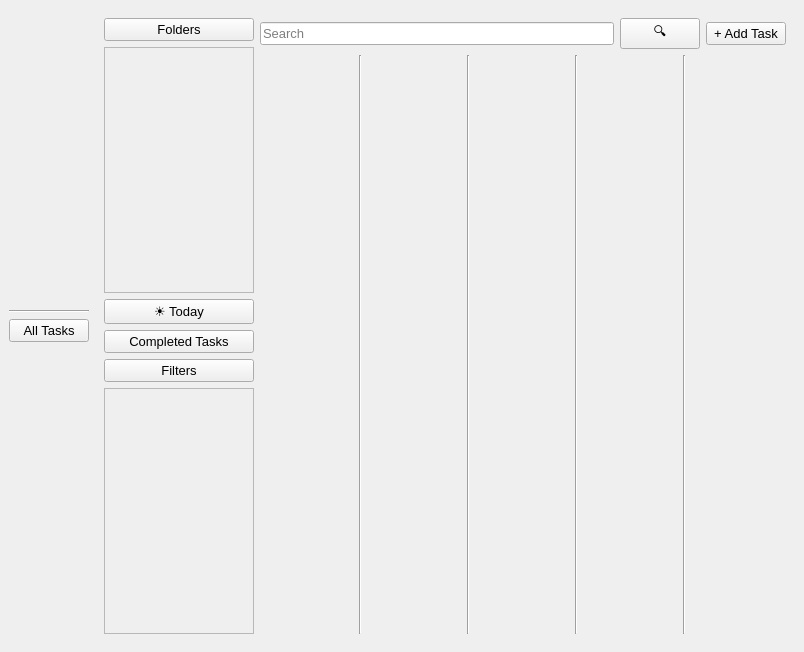
First picture: the form in GUI/Mainwindow.ui, repository Brian-Jane/csProject, before the edit.
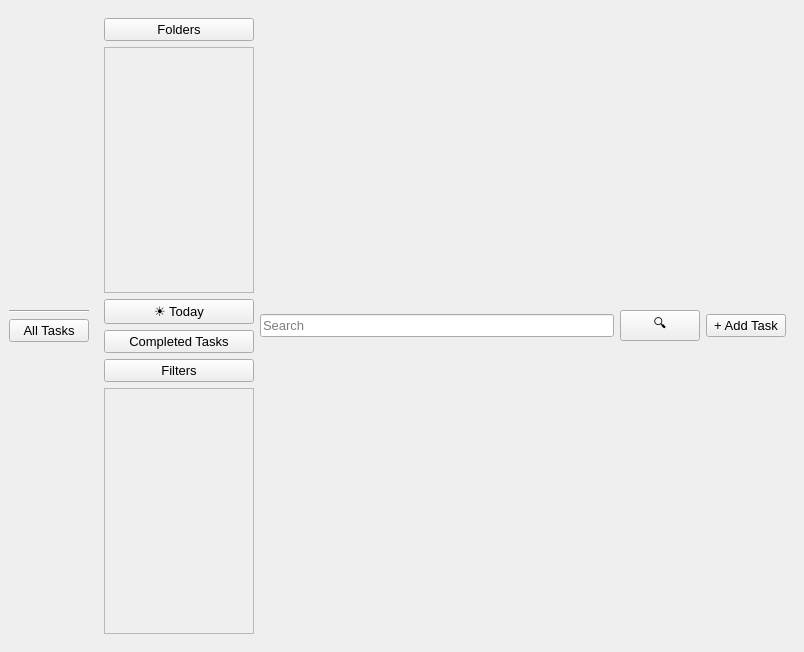
Second picture: the form after the edit.

Patch:
```diff
--- a/GUI/Mainwindow.ui
+++ b/GUI/Mainwindow.ui
@@ -237,56 +237,7 @@
            </layout>
           </item>
           <item>
-           <layout class="QGridLayout" name="AllTasks_GridLayout">
-            <item row="0" column="3">
-             <widget class="Line" name="line_4">
-              <property name="font">
-               <font>
-                <pointsize>10</pointsize>
-               </font>
-              </property>
-              <property name="orientation">
-               <enum>Qt::Vertical</enum>
-              </property>
-             </widget>
-            </item>
-            <item row="0" column="0">
-             <widget class="Line" name="line">
-              <property name="font">
-               <font>
-                <pointsize>10</pointsize>
-               </font>
-              </property>
-              <property name="orientation">
-               <enum>Qt::Vertical</enum>
-              </property>
-             </widget>
-            </item>
-            <item row="0" column="1">
-             <widget class="Line" name="line_2">
-              <property name="font">
-               <font>
-                <pointsize>10</pointsize>
-               </font>
-              </property>
-              <property name="orientation">
-               <enum>Qt::Vertical</enum>
-              </property>
-             </widget>
-            </item>
-            <item row="0" column="2">
-             <widget class="Line" name="line_3">
-              <property name="font">
-               <font>
-                <pointsize>10</pointsize>
-               </font>
-              </property>
-              <property name="orientation">
-               <enum>Qt::Vertical</enum>
-              </property>
-             </widget>
-            </item>
-           </layout>
+           <layout class="QGridLayout" name="AllTasks_GridLayout"/>
           </item>
          </layout>
         </item>
```
Left out of the diff: 21 changed lines with no effect on the pictures.
